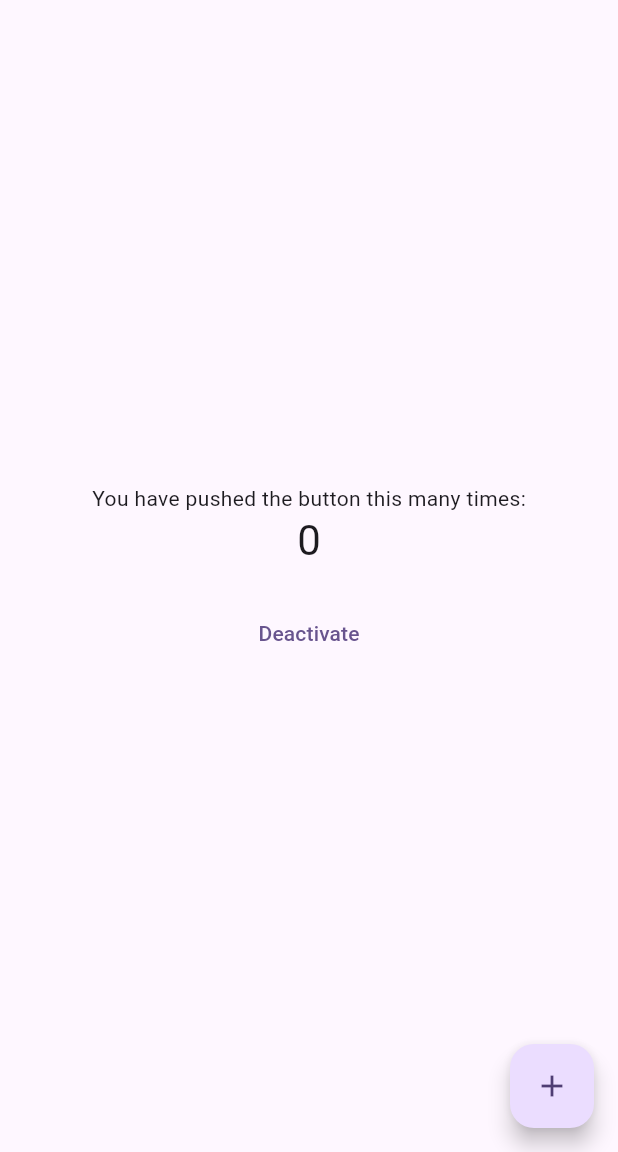
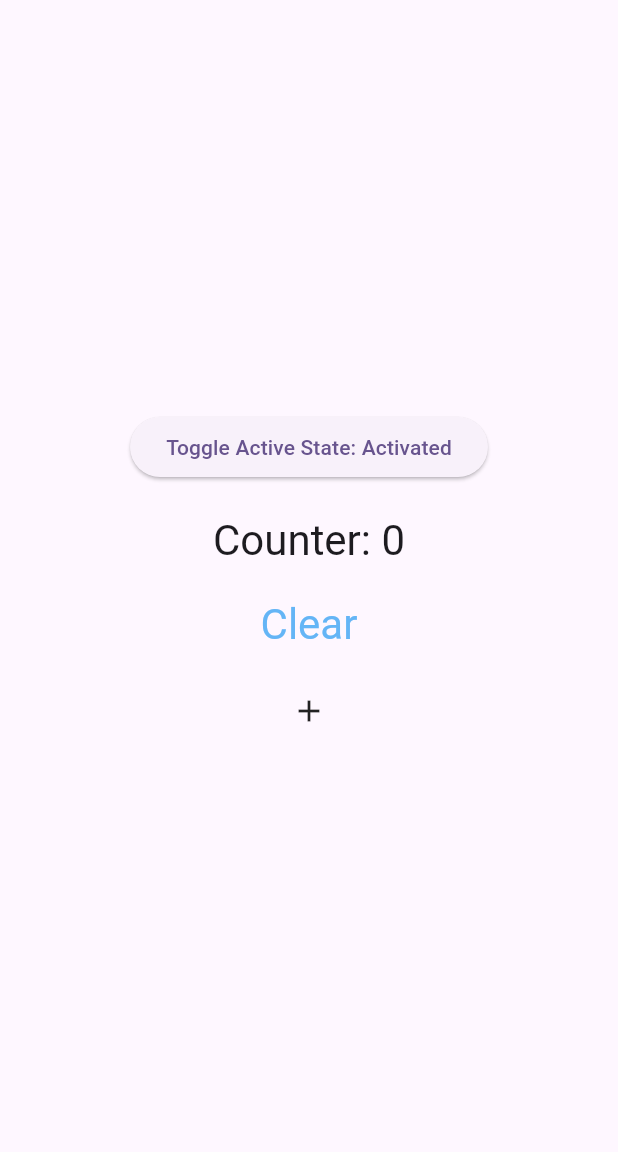
Before and after one commit to ssk-flutter/interactive_builder, a Flutter app: the screen it shows after launch, on a phone screen of 412 x 824 dp, the part 84-1236 px from its top. Run offline on Flutter 3.47's test engine with Material 3 defaults, Android fonts, the phone set to English and light mode, and no system bars.

Commit message:
feat: update example

```diff
--- a/example/lib/main.dart
+++ b/example/lib/main.dart
@@ -9,13 +9,11 @@ class MyApp extends StatelessWidget {
   const MyApp({super.key});
 
   @override
-  Widget build(BuildContext context) {
-    return MaterialApp(
+  Widget build(BuildContext context) => MaterialApp(
     title: 'Flutter Demo',
     theme: ThemeData(colorScheme: ColorScheme.fromSeed(seedColor: Colors.deepPurple)),
     home: const MyHomePage(title: 'Flutter Demo Home Page'),
   );
-  }
 }
 
 class MyHomePage extends StatefulWidget {
@@ -44,34 +42,45 @@ class _MyHomePageState extends State<MyHomePage> {
   }
 
   @override
-  Widget build(BuildContext context) {
-    return Scaffold(
+  Widget build(BuildContext context) => Scaffold(
     appBar: AppBar(backgroundColor: Theme.of(context).colorScheme.inversePrimary, title: Text(widget.title)),
     body: Center(
       child: Column(
         mainAxisAlignment: MainAxisAlignment.center,
-          children: <Widget>[
-            const Text('You have pushed the button this many times:'),
-            Text('$_counter', style: Theme.of(context).textTheme.headlineMedium),
+        crossAxisAlignment: CrossAxisAlignment.center,
+        children: [
+          ElevatedButton(
+            onPressed: _toggleActive,
+            child: Text('Toggle Active State: ${_isActive ? 'Activated' : 'Deactivated'}'),
+          ),
           const SizedBox(height: 20),
-            TextButton(onPressed: _toggleActive, child: Text(_isActive ? 'Deactivate' : 'Activate')),
-          ],
+          Text('Counter: $_counter', style: Theme.of(context).textTheme.headlineMedium),
+          const SizedBox(height: 20),
+          InteractiveBuilder(
+            onTap: _isActive ? () => setState(() => _counter = 0) : null,
+            builder: (context, state, child) => Text(
+              'Clear',
+              style: Theme.of(context).textTheme.headlineMedium?.copyWith(
+                color: state.resolve(
+                  Colors.blue[300],
+                  hovered: Colors.blue[600]!,
+                  pressed: Colors.blue[900]!,
+                  deactivated: Colors.grey,
                 ),
               ),
-      floatingActionButton: InteractiveBuilder(
+            ),
+          ),
+          const SizedBox(height: 20),
+          InteractiveBuilder(
             onTap: _isActive ? _incrementCounter : null,
             builder: (context, state, child) => AnimatedScale(
               scale: state.resolve(1.0, pressed: 1.0, hovered: 1.1),
               duration: const Duration(milliseconds: 200),
-          child: Material(
-            child: FloatingActionButton(
-              onPressed: null,
-              tooltip: state.resolve('Increment', deactivated: 'Activate me first!'),
-              child: const Icon(Icons.add),
+              child: Padding(padding: const EdgeInsets.all(8.0), child: const Icon(Icons.add)),
             ),
           ),
+        ],
       ),
     ),
   );
 }
-}
```
Lines whose indentation alone changed are shown as unchanged.
